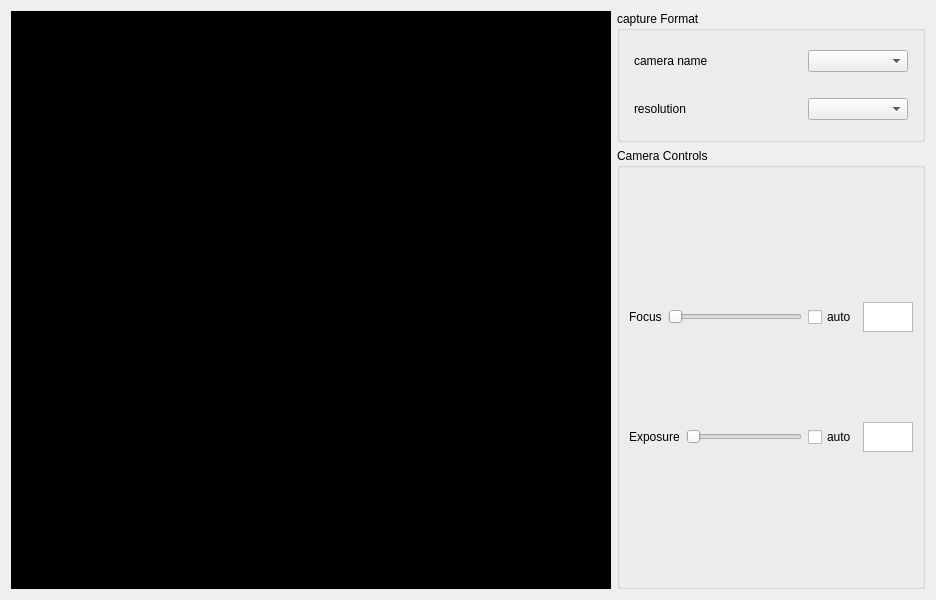
sdbzzhaotq/v4l2_camera_demo, file widget.ui: the form before one commit.
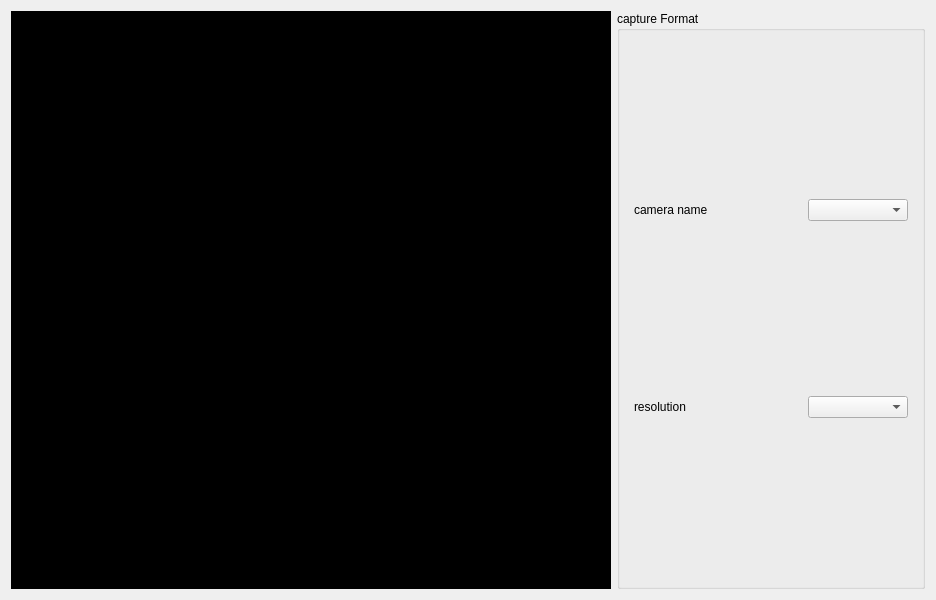
The form after the commit.

Commit message: delete SetFocusMode SetFocusValue SetExposureMode SetExposureValue

What changed in the file:
```diff
--- a/widget.ui
+++ b/widget.ui
@@ -131,136 +131,6 @@
        </layout>
       </widget>
      </item>
-     <item>
-      <widget class="QGroupBox" name="gb_camera_controls">
-       <property name="title">
-        <string>Camera Controls</string>
-       </property>
-       <layout class="QVBoxLayout" name="verticalLayout_2">
-        <property name="topMargin">
-         <number>50</number>
-        </property>
-        <property name="bottomMargin">
-         <number>50</number>
-        </property>
-        <item>
-         <layout class="QHBoxLayout" name="horizontalLayout">
-          <property name="leftMargin">
-           <number>0</number>
-          </property>
-          <property name="topMargin">
-           <number>0</number>
-          </property>
-          <property name="rightMargin">
-           <number>0</number>
-          </property>
-          <property name="bottomMargin">
-           <number>0</number>
-          </property>
-          <item>
-           <widget class="QLabel" name="label_4">
-            <property name="text">
-             <string>Focus</string>
-            </property>
-           </widget>
-          </item>
-          <item>
-           <widget class="QSlider" name="hs_focus">
-            <property name="maximumSize">
-             <size>
-              <width>150</width>
-              <height>16777215</height>
-             </size>
-            </property>
-            <property name="tracking">
-             <bool>true</bool>
-            </property>
-            <property name="orientation">
-             <enum>Qt::Horizontal</enum>
-            </property>
-           </widget>
-          </item>
-          <item>
-           <widget class="QCheckBox" name="checkBox_focus">
-            <property name="text">
-             <string>auto</string>
-            </property>
-           </widget>
-          </item>
-          <item>
-           <widget class="QTextEdit" name="tE_focus">
-            <property name="enabled">
-             <bool>true</bool>
-            </property>
-            <property name="minimumSize">
-             <size>
-              <width>50</width>
-              <height>30</height>
-             </size>
-            </property>
-            <property name="maximumSize">
-             <size>
-              <width>50</width>
-              <height>30</height>
-             </size>
-            </property>
-           </widget>
-          </item>
-         </layout>
-        </item>
-        <item>
-         <layout class="QHBoxLayout" name="horizontalLayout_2">
-          <item>
-           <widget class="QLabel" name="label_5">
-            <property name="text">
-             <string>Exposure</string>
-            </property>
-           </widget>
-          </item>
-          <item>
-           <widget class="QSlider" name="hs_exposure">
-            <property name="maximumSize">
-             <size>
-              <width>150</width>
-              <height>16777215</height>
-             </size>
-            </property>
-            <property name="orientation">
-             <enum>Qt::Horizontal</enum>
-            </property>
-           </widget>
-          </item>
-          <item>
-           <widget class="QCheckBox" name="checkBox_exposure">
-            <property name="text">
-             <string>auto</string>
-            </property>
-           </widget>
-          </item>
-          <item>
-           <widget class="QTextEdit" name="tE_exposure">
-            <property name="enabled">
-             <bool>true</bool>
-            </property>
-            <property name="minimumSize">
-             <size>
-              <width>50</width>
-              <height>30</height>
-             </size>
-            </property>
-            <property name="maximumSize">
-             <size>
-              <width>50</width>
-              <height>30</height>
-             </size>
-            </property>
-           </widget>
-          </item>
-         </layout>
-        </item>
-       </layout>
-      </widget>
-     </item>
     </layout>
    </item>
   </layout>
```
The commit also changes 2 other files.
